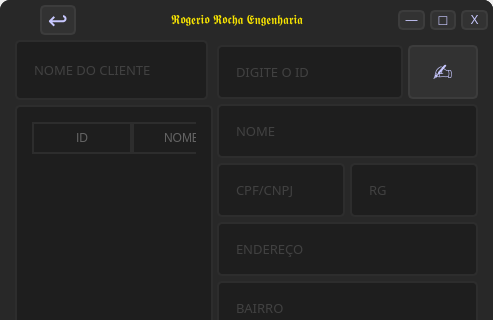
Above: client.ui from GLimas99/MakeForms before the change; both pictures show x 0 to 493 and y 0 to 320 of the 493 by 720 pixel window. Below: the same form after it.
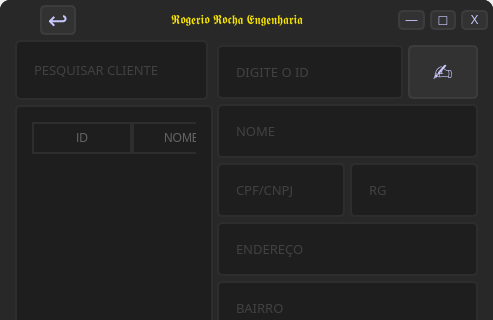
That is the form after the change.

Diff of the .ui file:
```diff
--- a/client.ui
+++ b/client.ui
@@ -523,7 +523,7 @@
                          <number>32</number>
                         </property>
                         <property name="placeholderText">
-                         <string>NOME DO CLIENTE</string>
+                         <string>PESQUISAR CLIENTE</string>
                         </property>
                        </widget>
                       </item>
```
